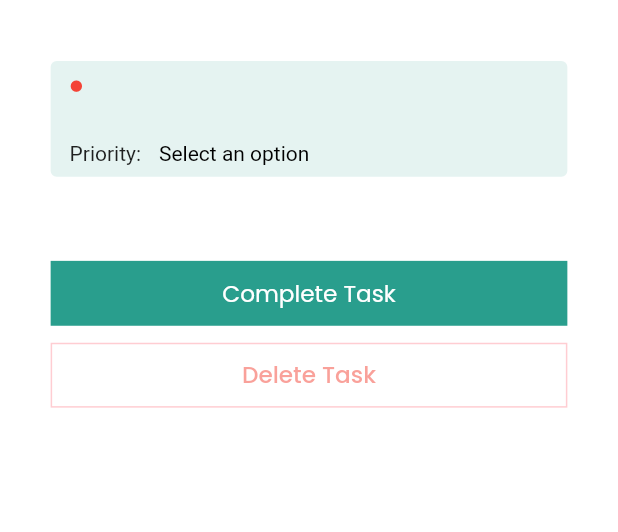
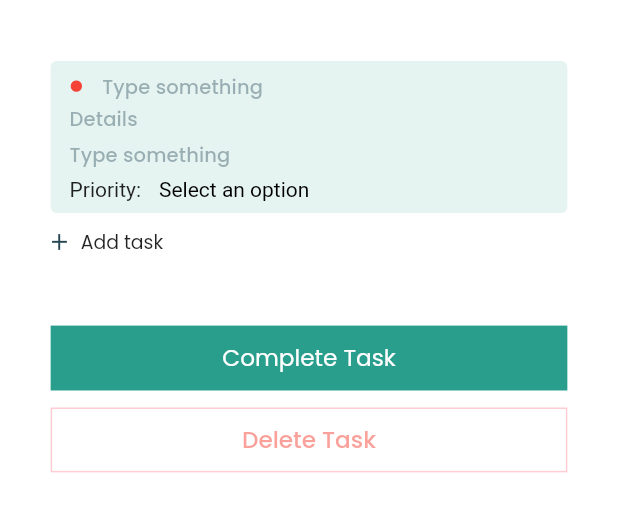
Before and after one commit to momshaddinury/listify, a Flutter app: the DetailsScreen screen opened directly with empty values, on a phone screen of 412 x 824 dp, the part 54-586 px from its top. Run offline on Flutter 3.47's test engine with Material 2 defaults, Android fonts, the phone set to English and light mode, and no system bars; our stand-ins replace cloud_firestore, firebase_auth, firebase_core, flutter_datetime_picker, flutter_riverpod, google_fonts and 1 more; missing offline and left inert: expand_tap_area; accounts and stored records are empty; statements that could not run were skipped.

Commit message:
sub task feature read write update delete integrated needs code cleanup

```diff
--- a/lib/model/todo.dart
+++ b/lib/model/todo.dart
@@ -41,22 +41,27 @@ class Todo {
 }
 
 class SubTask {
-  final String title;
-  final bool isCompleted;
-  final uid;
+  String title;
+  bool isCompleted;
 
-  SubTask({this.title, this.isCompleted, this.uid});
+  SubTask({
+    this.title,
+    this.isCompleted = false,
+  });
 
   factory SubTask.fromJson(Map<String, dynamic> json) => SubTask(
         title: json["title"],
         isCompleted: json["isCompleted"],
-        uid: json["id"],
       );
+
+  Map<String, dynamic> toMap() => {
+        "title": this.title,
+        "isCompleted": this.isCompleted,
+      };
 
   SubTask.fromMap(Map<String, dynamic> map)
       : title = map["title"],
-        isCompleted = map["isCompleted"],
-        uid = map["id"];
+        isCompleted = map["isCompleted"];
 }
 
 List<Todo> parseSnapshot(QuerySnapshot snapshot) => snapshot.docs.map((e) {
--- /dev/null
+++ b/lib/services/debouncer.dart
@@ -0,0 +1,18 @@
+import 'dart:async';
+
+import 'package:flutter/material.dart';
+
+class Debouncer {
+  final int milliseconds;
+  VoidCallback action;
+  Timer _timer;
+
+  Debouncer({this.milliseconds = 500});
+
+  run(VoidCallback action) {
+    if (_timer != null) {
+      _timer.cancel();
+    }
+    _timer = Timer(Duration(milliseconds: milliseconds), action);
+  }
+}
--- a/lib/views/screens/details_screen.dart
+++ b/lib/views/screens/details_screen.dart
@@ -1,6 +1,7 @@
 import 'package:flutter/material.dart';
 import 'package:listify/controller/tasks/tasks_provider.dart';
 import 'package:listify/model/todo.dart';
+import 'package:listify/services/debouncer.dart';
 import 'package:listify/services/navigation_service.dart';
 import 'package:listify/views/styles/styles.dart';
 import 'package:listify/views/widgets/custom_widget/dropdown_menu.dart';
@@ -53,14 +54,14 @@ class _DetailsScreenState extends ConsumerState<DetailsScreen> {
   Widget build(BuildContext context) {
     return WillPopScope(
       onWillPop: () async {
-        _updateTaskHandler();
+        // _updateTaskHandler();
         return true;
       },
       child: Scaffold(
         appBar: KAppBar(
           titleText: "Task Details",
           onTap: () {
-            _updateTaskHandler();
+            // _updateTaskHandler();
             Navigation.pop(context);
           },
         ),
@@ -72,124 +73,37 @@ class _DetailsScreenState extends ConsumerState<DetailsScreen> {
               mainAxisSize: MainAxisSize.max,
               children: [
                 SizedBox(height: KSize.getHeight(40)),
-                Container(
-                  width: KSize.getWidth(602),
-                  margin: EdgeInsets.only(bottom: KSize.getHeight(19)),
-                  child: Container(
-                    width: KSize.getWidth(602),
-                    padding: EdgeInsets.symmetric(vertical: KSize.getHeight(15)),
-                    decoration: BoxDecoration(
-                      color: KColors.accent,
-                      borderRadius: BorderRadius.circular(4),
+                _TaskCard(todo: widget.todo),
+                ListView.builder(
+                    shrinkWrap: true,
+                    physics: NeverScrollableScrollPhysics(),
+                    padding: EdgeInsets.zero,
+                    itemCount: widget.todo.subtask.length,
+                    itemBuilder: (context, index) {
+                      return _SubTask(todo: widget.todo, index: index);
+                    }),
+                // SizedBox(height: KSize.getHeight(15)),
+                InkWell(
+                  onTap: () {
+                    widget.todo.subtask.add(SubTask());
+                    ref.read(tasksProvider).updateSubTask(widget.todo.uid, widget.todo.subtask);
+                    setState(() {});
+                  },
+                  child: Row(
+                    children: [
+                      Image.asset(
+                        KAssets.add,
+                        width: KSize.getWidth(20),
+                        height: KSize.getHeight(20),
                       ),
-                    child: Padding(
-                      padding: EdgeInsets.only(left: KSize.getWidth(22)),
-                      child: Column(
-                        crossAxisAlignment: CrossAxisAlignment.start,
-                        children: [
-                          Row(
-                            children: [
-                              Padding(
-                                padding: EdgeInsets.only(
-                                  right: KSize.getWidth(22),
-                                ),
-                                child: Icon(
-                                  Icons.brightness_1_sharp,
-                                  color: priorityController.text == "Low"
-                                      ? Colors.green
-                                      : priorityController.text == "Medium"
-                                          ? Colors.orange
-                                          : Colors.red,
-                                  size: KSize.getWidth(16),
-                                ),
-                              ),
-                              Flexible(
-                                child: KTextField(
-                                  controller: taskTitleController,
-                                  textStyle: KTextStyle.bodyText2(),
-                                ),
+                      SizedBox(width: KSize.getWidth(15)),
+                      Text(
+                        "Add task",
+                        style: KTextStyle.bodyText3(),
                       ),
                     ],
                   ),
-                          if (widget.todo.description.length > 0)
-                            Column(
-                              children: [
-                                SizedBox(height: KSize.getHeight(5)),
-                                KTextField(
-                                  controller: taskDetailsController,
-                                  textStyle: KTextStyle.bodyText3(),
                 ),
-                              ],
-                            ),
-                          SizedBox(height: KSize.getHeight(5)),
-                          KTextField(
-                            controller: dateTimeController,
-                            textStyle: KTextStyle.bodyText2().copyWith(
-                              color: KColors.charcoal.withOpacity(0.40),
-                            ),
-                            isDateTime: true,
-                          ),
-                          SizedBox(height: KSize.getHeight(10)),
-                          Row(
-                            children: [
-                              Text("Priority:"),
-                              Flexible(
-                                child: DropdownMenus(
-                                  controller: priorityController,
-                                  items: ['Low', 'Medium', 'High'],
-                                  showTrailing: false,
-                                  menuBackgroundColor: KColors.transparent,
-                                  itemBackgroundColor: KColors.accent,
-                                  padding: EdgeInsets.fromLTRB(12, 0, 0, 0),
-                                  onChange: () {
-                                    setState(() {});
-                                  },
-                                ),
-                              ),
-                            ],
-                          )
-                        ],
-                      ),
-                    ),
-                  ),
-                ),
-                ListView.builder(
-                    shrinkWrap: true,
-                    physics: NeverScrollableScrollPhysics(),
-                    itemCount: widget.todo.subtask.length,
-                    itemBuilder: (context, index) {
-                      return Container(
-                        width: KSize.getWidth(602),
-                        padding: EdgeInsets.symmetric(vertical: KSize.getHeight(22), horizontal: KSize.getWidth(22)),
-                        decoration: BoxDecoration(
-                          color: KColors.accent,
-                          borderRadius: BorderRadius.circular(4),
-                        ),
-                        child: Row(
-                          mainAxisAlignment: MainAxisAlignment.spaceBetween,
-                          children: [
-                            Flexible(
-                                child: Text(
-                              "- "+widget.todo.subtask[index].title,
-                              style: KTextStyle.bodyText2(),
-                            )),
-                            InkWell(
-                              onTap: () async {
-                                // if (!widget.todo.isCompleted)
-                                //   await ref.read(tasksProvider).completeTask(widget.todo.subtask[index].uid);
-                                // else
-                                //   await ref.read(tasksProvider).undoCompleteTask(widget.todo.subtask[index].uid);
-                              },
-                              child: Icon(
-                                widget.todo.subtask[index].isCompleted ? Icons.brightness_1 : Icons.brightness_1_outlined,
-                                color: KColors.primary,
-                                size: KSize.getWidth(24),
-                              ),
-                            )
-                          ],
-                        ),
-                      );
-                    }),
                 SizedBox(height: KSize.getHeight(90)),
                 KFilledButton(
                   buttonText: "Complete Task",
@@ -219,19 +133,17 @@ class _DetailsScreenState extends ConsumerState<DetailsScreen> {
 }
 
 class _TaskCard extends ConsumerStatefulWidget {
-  final Animation<double> animation;
-  final Color backgroundColor;
-  final bool borderOutline;
-  final bool onTapNavigate;
   final Todo todo;
 
-  _TaskCard({this.animation, this.backgroundColor = KColors.white, this.borderOutline = true, this.onTapNavigate = true, this.todo});
+  _TaskCard({this.todo});
 
   @override
   ConsumerState<_TaskCard> createState() => _TaskCardState();
 }
 
 class _TaskCardState extends ConsumerState<_TaskCard> {
+  final _debouncer = Debouncer(milliseconds: 500);
+
   final TextEditingController taskTitleController = TextEditingController();
   final TextEditingController taskDetailsController = TextEditingController();
   final TextEditingController dateTimeController = TextEditingController();
@@ -246,14 +158,13 @@ class _TaskCardState extends ConsumerState<_TaskCard> {
     priorityController.text = widget.todo.priority;
   }
 
-  @override
-  void dispose() {
+  void _updateTaskHandler() async {
     if (taskTitleController.text != widget.todo.title ||
         taskDetailsController.text != widget.todo.description ||
         dateTimeController.text != widget.todo.dateTime ||
         priorityController.text != widget.todo.priority) {
       print('Check');
-      ref.read(tasksProvider).updateTask(
+      await ref.read(tasksProvider).updateTask(
             widget.todo.uid,
             taskTitleController.text,
             taskDetailsController.text,
@@ -261,58 +172,27 @@ class _TaskCardState extends ConsumerState<_TaskCard> {
             priorityController.text,
           );
     }
-    super.dispose();
   }
 
   @override
   Widget build(BuildContext context) {
-    return GestureDetector(
-      onTap: () {
-        if (widget.onTapNavigate) if (!widget.todo.isCompleted) DetailsScreen(todo: widget.todo).push(context);
-      },
-      child: Container(
+    return Container(
       width: KSize.getWidth(602),
       margin: EdgeInsets.only(bottom: KSize.getHeight(19)),
-        child: Dismissible(
-          key: Key(widget.todo.title),
-          background: Container(
-            padding: EdgeInsets.only(left: 20),
-            alignment: Alignment.centerLeft,
-            child: Icon(Icons.delete),
-            color: KColors.lightRed,
-          ),
-          onDismissed: (direction) async {
-            ref.read(tasksProvider).removeTodo(widget.todo.uid);
-          },
-          child: Container(
-            width: KSize.getWidth(602),
       padding: EdgeInsets.symmetric(vertical: KSize.getHeight(15)),
       decoration: BoxDecoration(
-              color: widget.backgroundColor,
-              border: widget.borderOutline ? Border.all(color: KColors.charcoal) : null,
+        color: KColors.accent,
         borderRadius: BorderRadius.circular(4),
       ),
-            child: Row(
-              mainAxisAlignment: MainAxisAlignment.spaceBetween,
-              children: [
-                Flexible(
-                  child: Row(
-                    crossAxisAlignment: CrossAxisAlignment.start,
-                    children: [
-                      Flexible(
       child: Padding(
-                          padding: EdgeInsets.only(
-                            left: KSize.getWidth(22),
-                          ),
+        padding: EdgeInsets.only(left: KSize.getWidth(22)),
         child: Column(
           crossAxisAlignment: CrossAxisAlignment.start,
           children: [
             Row(
               children: [
                 Padding(
-                                    padding: EdgeInsets.only(
-                                      right: KSize.getWidth(22),
-                                    ),
+                  padding: EdgeInsets.only(right: KSize.getWidth(22)),
                   child: Icon(
                     Icons.brightness_1_sharp,
                     color: widget.todo.priority == "Low"
@@ -327,53 +207,137 @@ class _TaskCardState extends ConsumerState<_TaskCard> {
                   child: KTextField(
                     controller: taskTitleController,
                     textStyle: KTextStyle.bodyText2(),
+                    onChanged: (v) => _debouncer.run(() => _updateTaskHandler()),
                   ),
                 ),
               ],
             ),
-                              if (widget.todo.description.length > 0)
-                                Column(
-                                  children: [
             SizedBox(height: KSize.getHeight(5)),
             KTextField(
               controller: taskDetailsController,
               textStyle: KTextStyle.bodyText3(),
+              hintText: "Details",
+              onChanged: (v) => _debouncer.run(() => _updateTaskHandler()),
             ),
             SizedBox(height: KSize.getHeight(10)),
-                                  ],
-                                ),
             KTextField(
               controller: dateTimeController,
               textStyle: KTextStyle.bodyText2().copyWith(
                 color: KColors.charcoal.withOpacity(0.40),
               ),
               isDateTime: true,
+              onChanged: (v) {
+                _updateTaskHandler();
+              },
+            ),
+            SizedBox(height: KSize.getHeight(10)),
+            Row(
+              children: [
+                Text("Priority:"),
+                Flexible(
+                  child: DropdownMenus(
+                    controller: priorityController,
+                    items: ['Low', 'Medium', 'High'],
+                    showTrailing: false,
+                    menuBackgroundColor: KColors.transparent,
+                    itemBackgroundColor: KColors.accent,
+                    padding: EdgeInsets.fromLTRB(12, 0, 0, 0),
+                    onChange: () {
+                      _updateTaskHandler();
+                      setState(() {});
+                    },
+                  ),
+                ),
+              ],
             )
           ],
         ),
       ),
-                      )
-                    ],
+    );
+  }
+}
+
+class _SubTask extends ConsumerStatefulWidget {
+  const _SubTask({
+    Key key,
+    @required this.todo,
+    @required this.index,
+  }) : super(key: key);
+
+  final Todo todo;
+  final int index;
+
+  @override
+  ConsumerState<_SubTask> createState() => _SubTaskState();
+}
+
+class _SubTaskState extends ConsumerState<_SubTask> {
+  final _debouncer = Debouncer(milliseconds: 500);
+  final TextEditingController subTaskController = TextEditingController();
+
+  @override
+  void initState() {
+    super.initState();
+    subTaskController.text = widget.todo.subtask[widget.index].title;
+  }
+
+  @override
+  Widget build(BuildContext context) {
+    return Padding(
+      padding: EdgeInsets.only(bottom: KSize.getHeight(15)),
+      child: Dismissible(
+        key: UniqueKey(),
+        background: Container(
+          padding: EdgeInsets.only(left: 20),
+          alignment: Alignment.centerLeft,
+          child: Icon(Icons.delete),
+          color: KColors.lightRed,
+        ),
+        onDismissed: (direction) {
+          widget.todo.subtask.removeAt(widget.index);
+          ref.read(tasksProvider).updateSubTask(widget.todo.uid, widget.todo.subtask);
+        },
+        child: Container(
+          width: KSize.getWidth(602),
+          padding: EdgeInsets.symmetric(vertical: KSize.getHeight(22), horizontal: KSize.getWidth(22)),
+          decoration: BoxDecoration(
+            color: KColors.accent,
+            borderRadius: BorderRadius.circular(4),
+          ),
+          child: Row(
+            mainAxisAlignment: MainAxisAlignment.spaceBetween,
+            children: [
+              Flexible(
+                child: KTextField(
+                  controller: subTaskController,
+                  hintText: 'Enter title',
+                  onChanged: (String value) {
+                    widget.todo.subtask[widget.index].title = value;
+                    _debouncer.run(() {
+                      ref.read(tasksProvider).updateSubTask(widget.todo.uid, widget.todo.subtask);
+                    });
+                  },
+                  textStyle: KTextStyle.bodyText2(),
                 ),
               ),
               InkWell(
                 onTap: () async {
-                    if (!widget.todo.isCompleted)
-                      await ref.read(tasksProvider).completeTask(widget.todo.uid);
-                    else
-                      await ref.read(tasksProvider).undoCompleteTask(widget.todo.uid);
+                  if (widget.todo.subtask[widget.index].isCompleted == false) {
+                    widget.todo.subtask[widget.index].isCompleted = true;
+                  } else {
+                    widget.todo.subtask[widget.index].isCompleted = false;
+                  }
+                  ref.read(tasksProvider).updateSubTask(widget.todo.uid, widget.todo.subtask);
+
+                  setState(() {});
                 },
-                  child: Container(
-                    margin: EdgeInsets.all(KSize.getWidth(36)),
                 child: Icon(
-                      widget.todo.isCompleted ? Icons.brightness_1 : Icons.brightness_1_outlined,
+                  widget.todo.subtask[widget.index].isCompleted ? Icons.brightness_1 : Icons.brightness_1_outlined,
                   color: KColors.primary,
                   size: KSize.getWidth(24),
                 ),
-                  ),
-                ),
+              )
             ],
-            ),
           ),
         ),
       ),
--- a/lib/views/styles/k_assets.dart
+++ b/lib/views/styles/k_assets.dart
@@ -22,5 +22,7 @@ class KAssets {
   static const dropdown = '$_iconDir/Dropdown.png';
   static const syncCheck = '$_iconDir/Sync Check.png';
 
+  static const add = '$_iconDir/Add.png';
+
   static const logout = '$_iconDir/Logout.png';
 }
--- a/lib/views/widgets/k_textfield.dart
+++ b/lib/views/widgets/k_textfield.dart
@@ -11,11 +11,15 @@ class KTextField extends StatelessWidget {
     @required this.controller,
     this.textStyle,
     this.isDateTime = false,
+    this.onChanged,
+    this.hintText = 'Type something',
   }) : super(key: key);
 
   final TextEditingController controller;
   final TextStyle textStyle;
   final bool isDateTime;
+  final Function(String value) onChanged;
+  final String hintText;
 
   @override
   Widget build(BuildContext context) {
@@ -31,14 +35,19 @@ class KTextField extends StatelessWidget {
             maxTime: DateTime(2100),
             onConfirm: (date) {
               controller.text = DateFormat('hh:mm aa MMM dd, yyyy').format(date);
+              onChanged(controller.text);
             },
             currentTime: DateTime.now(),
             locale: LocaleType.en,
           );
+
         }
       },
+      onChanged: onChanged,
       maxLines: null,
       decoration: InputDecoration(
+        hintText: hintText,
+        hintStyle: KTextStyle.subtitle2.copyWith(fontSize: 13, color: KColors.charcoal.withOpacity(0.40)),
         border: InputBorder.none,
         contentPadding: EdgeInsets.zero,
         isDense: true,
```
Also changed, not shown: lib/controller/tasks/tasks_controller.dart (+11 -0 lines), assets/icons/Add.png (added), 1 other file. Lines whose indentation alone changed are shown as unchanged.
